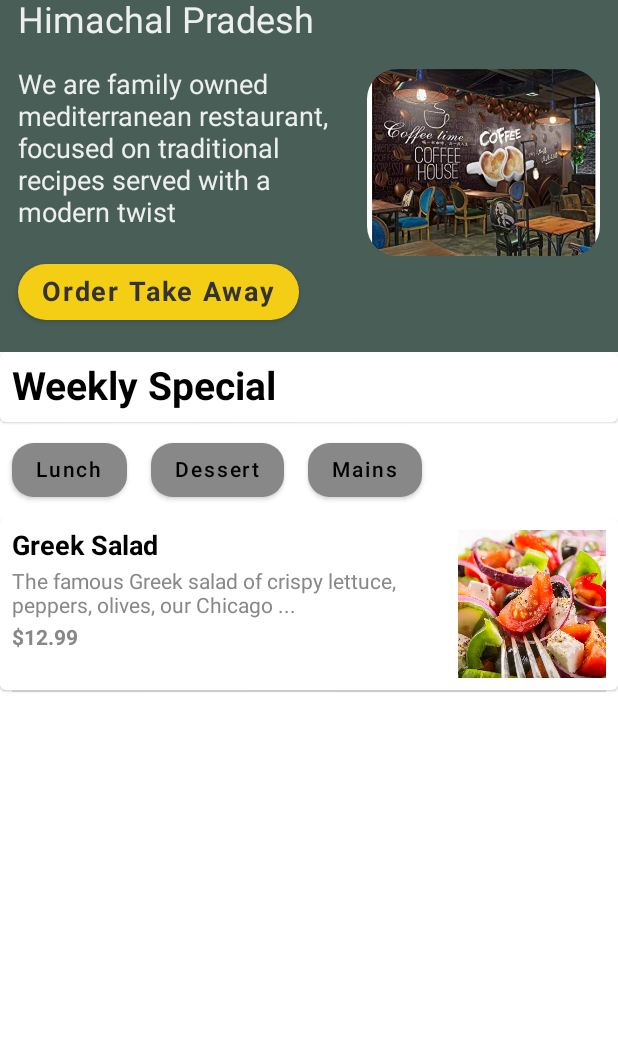
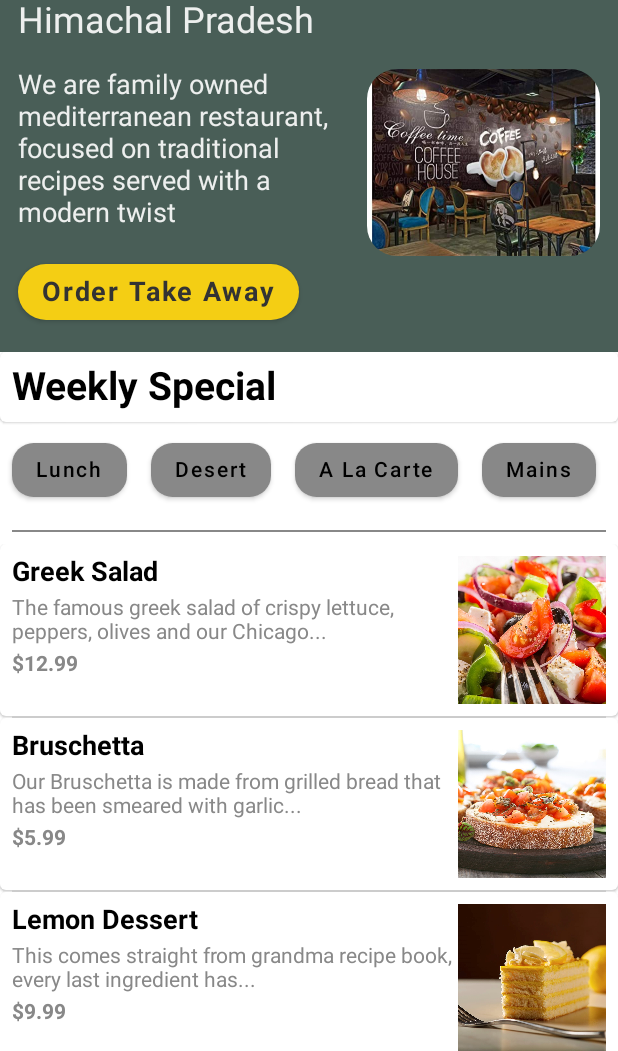
Before and after one commit to lagwalsahil21821/BTCafe, an Android app built with Jetpack Compose: the screen it shows after launch (MainActivity), on a phone screen of 412 x 824 dp, the part 185-1236 px from its top. Run offline under Robolectric (Android 15) with nearby library versions, the phone set to English and light mode, and no system bars.

Commit message:
Lazy layout in menu list and categories

```diff
--- /dev/null
+++ b/app/src/main/java/com/example/bt_cafe/data/Dishes.kt
@@ -0,0 +1,67 @@
+package com.example.bt_cafe.data
+
+import com.example.bt_cafe.R
+
+data class Dish(
+    val name: String,
+    val price: String,
+    val description: String,
+    val image: Int
+)
+
+val Dishes = listOf(
+    Dish(
+        "Greek Salad",
+        "$12.99",
+        "The famous greek salad of crispy lettuce, peppers, olives and our Chicago...",
+        R.drawable.greeksalad
+    ),
+    Dish(
+        "Bruschetta",
+        "$5.99",
+        "Our Bruschetta is made from grilled bread that has been smeared with garlic...",
+        R.drawable.bruschetta
+    ),
+    Dish(
+        "Lemon Dessert",
+        "$9.99",
+        "This comes straight from grandma recipe book, every last ingredient has...",
+        R.drawable.lemondessert
+    ),
+    Dish(
+        "Greek Salad",
+        "$12.99",
+        "The famous greek salad of crispy lettuce, peppers, olives and our Chicago...",
+        R.drawable.greeksalad
+    ),
+    Dish(
+        "Bruschetta",
+        "$5.99",
+        "Our Brushetta is made from grilled bread that has been smeared with garlic...",
+        R.drawable.bruschetta
+    ),
+    Dish(
+        "Lemon Dessert",
+        "$9.99",
+        "This comes straight from grandma recipe book, every last ingredient has...",
+        R.drawable.lemondessert
+    ),
+    Dish(
+        "Greek Salad",
+        "$12.99",
+        "The famous greek salad of crispy lettuce, peppers, olives and our Chicago...",
+        R.drawable.greeksalad
+    ),
+    Dish(
+        "Bruschetta",
+        "$5.99",
+        "Our Brushetta is made from grilled bread that has been smeared with garlic...",
+        R.drawable.bruschetta
+    ),
+    Dish(
+        "Lemon Dessert",
+        "$9.99",
+        "This comes straight from grandma recipe book, every last ingredient has...",
+        R.drawable.lemondessert
+    )
+)
--- /dev/null
+++ b/app/src/main/java/com/example/bt_cafe/data/categories.kt
@@ -0,0 +1,9 @@
+package com.example.bt_cafe.data
+
+val Categories = listOf(
+    "Lunch",
+    "Desert",
+    "A La Carte",
+    "Mains",
+    "Specials"
+)
--- a/app/src/main/java/com/example/bt_cafe/lists.kt
+++ b/app/src/main/java/com/example/bt_cafe/lists.kt
@@ -21,14 +21,14 @@ fun ListRun(){
         modifier = Modifier.fillMaxWidth()
     ) {
         categories.forEach(){
-            MenuCategory(category = it)
+            MenuCategory1(category = it)
         }
     }
 }
 
 
 @Composable
-private fun MenuCategory(category: String) {
+private fun MenuCategory1(category: String) {
     Button(
         onClick = { /*TODO*/ },
         colors = ButtonDefaults.buttonColors(backgroundColor = Color.Gray),
@@ -42,7 +42,7 @@ private fun MenuCategory(category: String) {
 @Preview(showBackground = true)
 @Composable
 fun MenuCategoryPreview(){
-    MenuCategory(category = "Category")
+    MenuCategory1(category = "Category")
 }
 
 
--- a/app/src/main/java/com/example/bt_cafe/lowerPart.kt
+++ b/app/src/main/java/com/example/bt_cafe/lowerPart.kt
@@ -2,9 +2,11 @@ package com.example.bt_cafe
 
 import androidx.compose.foundation.Image
 import androidx.compose.foundation.layout.*
-import androidx.compose.material.Card
-import androidx.compose.material.Divider
-import androidx.compose.material.Text
+import androidx.compose.foundation.lazy.LazyColumn
+import androidx.compose.foundation.lazy.LazyRow
+import androidx.compose.foundation.lazy.items
+import androidx.compose.foundation.shape.RoundedCornerShape
+import androidx.compose.material.*
 import androidx.compose.runtime.Composable
 import androidx.compose.ui.Modifier
 import androidx.compose.ui.graphics.Color
@@ -14,13 +16,24 @@ import androidx.compose.ui.text.font.FontWeight
 import androidx.compose.ui.tooling.preview.Preview
 import androidx.compose.ui.unit.dp
 import androidx.compose.ui.unit.sp
+import com.example.bt_cafe.data.Categories
+import com.example.bt_cafe.data.Dish
+import com.example.bt_cafe.data.Dishes
 
 @Composable
 fun LowerPart() {
     Column {
         WeeklySpecial()
-        ListRun()
-        MenuDish()
+        MyCategory()
+
+        Divider(
+            modifier = Modifier.padding(8.dp),
+            color = Color.Gray,
+            thickness = 1.dp
+
+        )
+
+        MyDishes()
     }
 }
 
@@ -41,9 +54,20 @@ fun WeeklySpecial(){
 
 }
 
+@Composable
+private fun MenuCategory(category: String) {
+    Button(
+        onClick = { /*TODO*/ },
+        colors = ButtonDefaults.buttonColors(backgroundColor = Color.Gray),
+        shape = RoundedCornerShape(40),
+        modifier = Modifier.padding(8.dp)
+    ) {
+        Text(text = category)
+    }
+}
 
 @Composable
-fun MenuDish() {
+fun MenuDish(dish: Dish) {
     Card{
         Row(
             Modifier
@@ -53,26 +77,26 @@ fun MenuDish() {
         ){
             Column {
                 Text(
-                    text = stringResource(id = R.string.item_one),
+                    text = dish.name,
                     fontWeight = FontWeight.Bold,
                     fontSize = 18.sp
                 )
                 Text(
-                    text = stringResource(id = R.string.dsc_one),
+                    text = dish.description,
                     color = Color.Gray,
                     modifier = Modifier
                         .padding(top = 5.dp, bottom = 5.dp)
                         .fillMaxWidth(0.75f)
                 )
                 Text(
-                    text = stringResource(id = R.string.rate_one),
+                    text =  dish.price,
                     color = Color.Gray,
                     fontWeight = FontWeight.Bold
                 )
             }
 
             Image(
-                painter = painterResource(id = R.drawable.img),
+                painter = painterResource(id = dish.image),
                 contentDescription = "Greek Salad Image"
             )
         }
@@ -86,6 +110,25 @@ fun MenuDish() {
 
 }
 
+@Composable
+fun MyCategory(){
+    LazyRow() {
+        items(Categories){
+            Category -> MenuCategory(Category)
+        }
+    }
+}
+
+
+@Composable
+fun MyDishes(){
+    LazyColumn(){
+        items(Dishes){
+            Dish-> MenuDish(Dish)
+        }
+    }
+}
+
 @Preview(showBackground = true)
 @Composable
 fun LowerPartPreview(){
--- a/app/src/main/java/com/example/bt_cafe/menuList.kt
+++ b/app/src/main/java/com/example/bt_cafe/menuList.kt
@@ -5,8 +5,10 @@ import androidx.compose.material.Text
 import androidx.compose.runtime.Composable
 import androidx.compose.ui.Alignment
 import androidx.compose.ui.Modifier
+import androidx.compose.ui.tooling.preview.Preview
 import androidx.compose.ui.unit.sp
 
+@Preview(showBackground = true)
 @Composable
 fun MenuListScreen(){
     Column(
--- a/app/src/main/res/xml/backup_rules.xml
+++ b/app/src/main/res/xml/backup_rules.xml
@@ -1,6 +1,6 @@
 <?xml version="1.0" encoding="utf-8"?><!--
    Sample backup rules file; uncomment and customize as necessary.
-   See https://developer.android.com/guide/topics/data/autobackup
+   See https://developer.android.com/guide/topics/com.example.bt_cafe.data/autobackup
    for details.
    Note: This file is ignored for devices older that API 31
    See https://developer.android.com/about/versions/12/backup-restore
--- a/app/src/main/res/xml/data_extraction_rules.xml
+++ b/app/src/main/res/xml/data_extraction_rules.xml
@@ -1,9 +1,9 @@
 <?xml version="1.0" encoding="utf-8"?><!--
-   Sample data extraction rules file; uncomment and customize as necessary.
+   Sample com.example.bt_cafe.data extraction rules file; uncomment and customize as necessary.
    See https://developer.android.com/about/versions/12/backup-restore#xml-changes
    for details.
 -->
-<data-extraction-rules>
+<com.example.bt_cafe.data-extraction-rules>
     <cloud-backup>
         <!-- TODO: Use <include> and <exclude> to control what is backed up.
         <include .../>
@@ -16,4 +16,4 @@
         <exclude .../>
     </device-transfer>
     -->
-</data-extraction-rules>
+</com.example.bt_cafe.data-extraction-rules>
```
Also changed, not shown: app/src/main/java/com/example/bt_cafe/LazyGrid.kt (added, +47 -0 lines), app/src/main/java/com/example/bt_cafe/lazy layouts.kt (added, +56 -0 lines), app/src/main/res/drawable-v24/ic_basket.xml (added, +7 -0 lines), app/src/main/res/drawable-v24/ic_hamburger_menu.xml (added, +7 -0 lines), app/src/main/res/drawable-v24/ic_launcher_background.xml (added, +170 -0 lines), app/src/main/res/drawable-v24/bruschetta.jpg (added), app/src/main/res/drawable-v24/greeksalad.jpg (added), app/src/main/res/drawable-v24/lemondessert.jpg (added), app/src/main/res/drawable-v24/littlelemonimgtxt_nobg.png (added), 1 other file.
